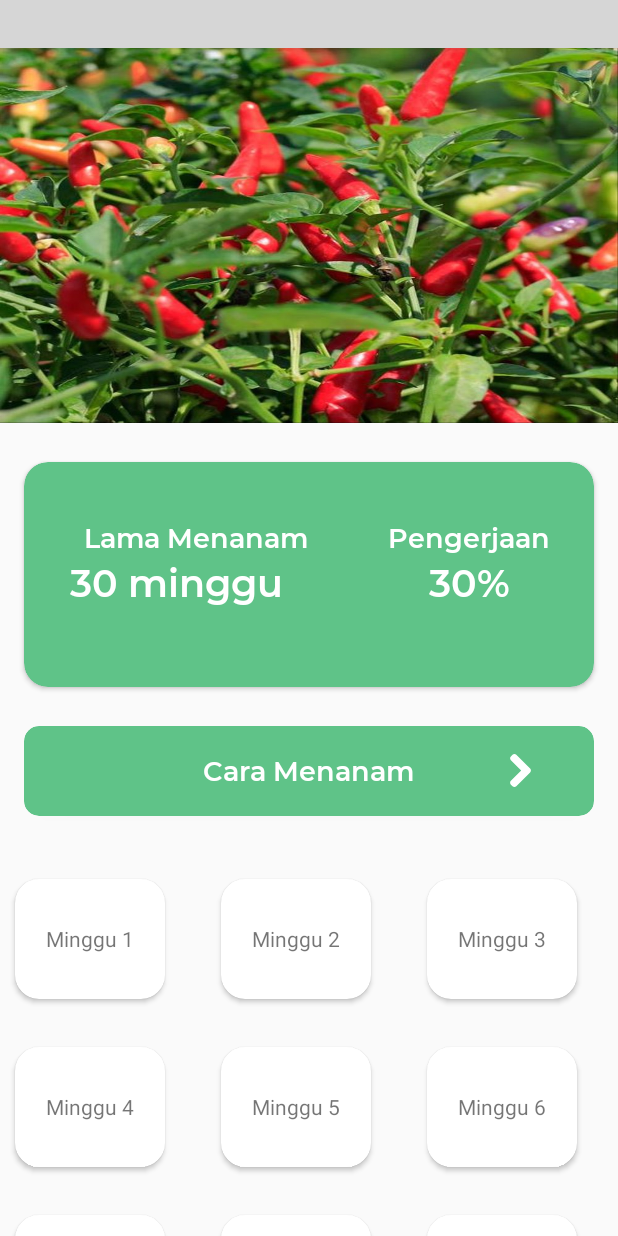
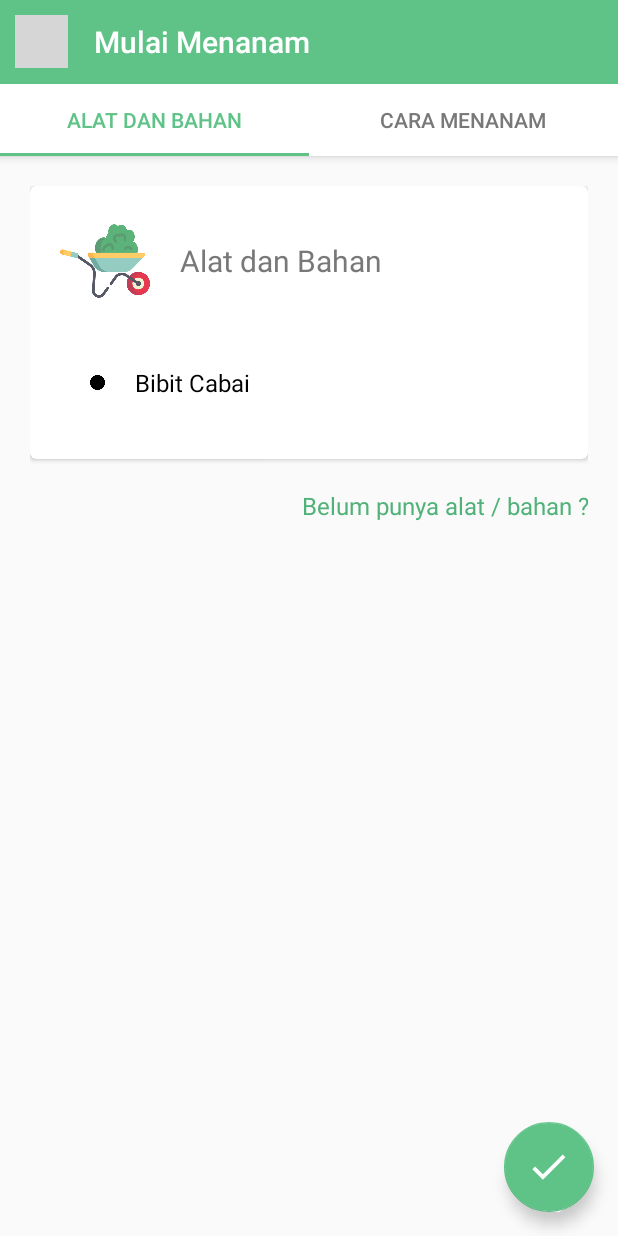
Before and after one commit to imannrhman/Plantie, an Android app: the DetailTanaman screen opened directly, with no data from a screen before it, after a tap on "Cara Menanam", on a phone screen of 412 x 824 dp. Run offline under Robolectric (Android 15) with nearby library versions, the phone set to English and light mode, and no system bars; libraries missing offline, so code that uses them is left out: com.github.florent37.awesomebar; plain views replace AwesomeBar; 7 statements that could not run were skipped; grey boxes are pictures that could not be loaded.

Commit message:
commit again

```diff
--- a/app/src/main/java/com/codates/plantie/view/DetailTanaman.java
+++ b/app/src/main/java/com/codates/plantie/view/DetailTanaman.java
@@ -14,6 +14,7 @@ import androidx.recyclerview.widget.RecyclerView;
 import com.codates.plantie.R;
 import com.codates.plantie.Tanaman;
 import com.codates.plantie.adapter.MingguAdapter;
+import com.codates.plantie.view_menanam.MenanamActivity;
 import com.github.florent37.awesomebar.AwesomeBar;
 
 public class DetailTanaman extends AppCompatActivity {
@@ -36,7 +37,8 @@ public class DetailTanaman extends AppCompatActivity {
         rlCaraMenanam.setOnClickListener(new View.OnClickListener() {
             @Override
             public void onClick(View v) {
-                Toast.makeText(getApplicationContext(),"Sudah di Click",Toast.LENGTH_SHORT).show();
+                Intent mulaiTanamIntent = new Intent(DetailTanaman.this, MenanamActivity.class);
+                startActivity(mulaiTanamIntent);
             }
         });
 
--- /dev/null
+++ b/app/src/main/java/com/codates/plantie/view_menanam/MenanamActivity.java
@@ -0,0 +1,42 @@
+package com.codates.plantie.view_menanam;
+
+import android.os.Bundle;
+
+import com.codates.plantie.R;
+import com.google.android.material.floatingactionbutton.FloatingActionButton;
+import com.google.android.material.snackbar.Snackbar;
+import com.google.android.material.tabs.TabLayout;
+
+import androidx.viewpager.widget.ViewPager;
+import androidx.appcompat.app.AppCompatActivity;
+
+import android.view.Menu;
+import android.view.MenuItem;
+import android.view.View;
+
+import com.codates.plantie.view_menanam.ui.main.SectionsPagerAdapter;
+
+public class MenanamActivity extends AppCompatActivity {
+
+    public static final String EXTRA_POSITION = "extra_position";
+
+    @Override
+    protected void onCreate(Bundle savedInstanceState) {
+        super.onCreate(savedInstanceState);
+        setContentView(R.layout.activity_menanam);
+        SectionsPagerAdapter sectionsPagerAdapter = new SectionsPagerAdapter(this, getSupportFragmentManager());
+        ViewPager viewPager = findViewById(R.id.view_pager);
+        viewPager.setAdapter(sectionsPagerAdapter);
+        TabLayout tabs = findViewById(R.id.tabs);
+        tabs.setupWithViewPager(viewPager);
+        FloatingActionButton fab = findViewById(R.id.btnchecklistTutorial);
+
+        fab.setOnClickListener(new View.OnClickListener() {
+            @Override
+            public void onClick(View view) {
+                Snackbar.make(view, "Replace with your own action", Snackbar.LENGTH_LONG)
+                        .setAction("Action", null).show();
+            }
+        });
+    }
+}
--- /dev/null
+++ b/app/src/main/java/com/codates/plantie/view_menanam/ui/main/PageViewModel.java
@@ -0,0 +1,26 @@
+package com.codates.plantie.view_menanam.ui.main;
+
+import androidx.arch.core.util.Function;
+import androidx.lifecycle.LiveData;
+import androidx.lifecycle.MutableLiveData;
+import androidx.lifecycle.Transformations;
+import androidx.lifecycle.ViewModel;
+
+public class PageViewModel extends ViewModel {
+
+    private MutableLiveData<Integer> mIndex = new MutableLiveData<>();
+    private LiveData<String> mText = Transformations.map(mIndex, new Function<Integer, String>() {
+        @Override
+        public String apply(Integer input) {
+            return "Hello world from section: " + input;
+        }
+    });
+
+    public void setIndex(int index) {
+        mIndex.setValue(index);
+    }
+
+    public LiveData<String> getText() {
+        return mText;
+    }
+}
--- /dev/null
+++ b/app/src/main/java/com/codates/plantie/view_menanam/ui/main/PlaceholderFragment.java
@@ -0,0 +1,59 @@
+package com.codates.plantie.view_menanam.ui.main;
+
+import android.os.Bundle;
+import android.view.LayoutInflater;
+import android.view.View;
+import android.view.ViewGroup;
+import android.widget.TextView;
+
+import androidx.annotation.Nullable;
+import androidx.annotation.NonNull;
+import androidx.fragment.app.Fragment;
+import androidx.lifecycle.Observer;
+import androidx.lifecycle.ViewModelProviders;
+
+import com.codates.plantie.R;
+
+/**
+ * A placeholder fragment containing a simple view.
+ */
+public class PlaceholderFragment extends Fragment {
+
+    private static final String ARG_SECTION_NUMBER = "section_number";
+
+    private PageViewModel pageViewModel;
+
+    public static PlaceholderFragment newInstance(int index) {
+        PlaceholderFragment fragment = new PlaceholderFragment();
+        Bundle bundle = new Bundle();
+        bundle.putInt(ARG_SECTION_NUMBER, index);
+        fragment.setArguments(bundle);
+        return fragment;
+    }
+
+    @Override
+    public void onCreate(Bundle savedInstanceState) {
+        super.onCreate(savedInstanceState);
+        pageViewModel = ViewModelProviders.of(this).get(PageViewModel.class);
+        int index = 1;
+        if (getArguments() != null) {
+            index = getArguments().getInt(ARG_SECTION_NUMBER);
+        }
+        pageViewModel.setIndex(index);
+    }
+
+    @Override
+    public View onCreateView(
+            @NonNull LayoutInflater inflater, ViewGroup container,
+            Bundle savedInstanceState) {
+        View root = inflater.inflate(R.layout.fragment_menanam, container, false);
+        final TextView textView = root.findViewById(R.id.section_label);
+        pageViewModel.getText().observe(this, new Observer<String>() {
+            @Override
+            public void onChanged(@Nullable String s) {
+//                textView.setText(s);
+            }
+        });
+        return root;
+    }
+}
--- /dev/null
+++ b/app/src/main/java/com/codates/plantie/view_menanam/ui/main/SectionsPagerAdapter.java
@@ -0,0 +1,46 @@
+package com.codates.plantie.view_menanam.ui.main;
+
+import android.content.Context;
+
+import androidx.annotation.Nullable;
+import androidx.annotation.StringRes;
+import androidx.fragment.app.Fragment;
+import androidx.fragment.app.FragmentManager;
+import androidx.fragment.app.FragmentPagerAdapter;
+
+import com.codates.plantie.R;
+
+/**
+ * A [FragmentPagerAdapter] that returns a fragment corresponding to
+ * one of the sections/tabs/pages.
+ */
+public class SectionsPagerAdapter extends FragmentPagerAdapter {
+
+    @StringRes
+    private static final int[] TAB_TITLES = new int[]{R.string.tab_text_1, R.string.tab_text_2};
+    private final Context mContext;
+
+    public SectionsPagerAdapter(Context context, FragmentManager fm) {
+        super(fm);
+        mContext = context;
+    }
+
+    @Override
+    public Fragment getItem(int position) {
+        // getItem is called to instantiate the fragment for the given page.
+        // Return a PlaceholderFragment (defined as a static inner class below).
+        return PlaceholderFragment.newInstance(position + 1);
+    }
+
+    @Nullable
+    @Override
+    public CharSequence getPageTitle(int position) {
+        return mContext.getResources().getString(TAB_TITLES[position]);
+    }
+
+    @Override
+    public int getCount() {
+        // Show 2 total pages.
+        return 2;
+    }
+}
--- /dev/null
+++ b/app/src/main/res/layout/activity_menanam.xml
@@ -0,0 +1,68 @@
+<?xml version="1.0" encoding="utf-8"?>
+<androidx.coordinatorlayout.widget.CoordinatorLayout xmlns:android="http://schemas.android.com/apk/res/android"
+    xmlns:app="http://schemas.android.com/apk/res-auto"
+    xmlns:tools="http://schemas.android.com/tools"
+    android:layout_width="match_parent"
+    android:layout_height="match_parent"
+    tools:context=".view_menanam.MenanamActivity">
+
+    <com.google.android.material.appbar.AppBarLayout
+        android:layout_width="match_parent"
+        android:layout_height="wrap_content"
+        android:theme="@style/AppTheme.AppBarOverlay">
+
+        <LinearLayout
+            android:layout_width="match_parent"
+            android:layout_height="wrap_content"
+            android:orientation="horizontal">
+
+            <ImageView
+                android:id="@+id/arrowBack"
+                android:layout_width="35dp"
+                android:layout_height="35dp"
+                android:layout_gravity="center_vertical"
+                android:layout_marginLeft="10dp"
+                android:src="@drawable/ic_arrow_left_black_24dp"/>
+
+            <TextView
+                android:id="@+id/title"
+                android:layout_width="wrap_content"
+                android:layout_height="wrap_content"
+                android:gravity="center"
+                android:layout_marginLeft="16dp"
+                android:minHeight="?actionBarSize"
+                android:padding="1dp"
+                android:textColor="#fff"
+                android:text="Mulai Menanam"
+                android:textAppearance="@style/TextAppearance.Widget.AppCompat.Toolbar.Title" />
+
+        </LinearLayout>
+
+        <com.google.android.material.tabs.TabLayout
+            android:id="@+id/tabs"
+            android:layout_width="match_parent"
+            android:layout_height="wrap_content"
+            app:tabTextColor="#787878"
+            app:tabSelectedTextColor="@color/colorPrimary"
+            android:background="#fff" />
+    </com.google.android.material.appbar.AppBarLayout>
+
+    <androidx.viewpager.widget.ViewPager
+        android:id="@+id/view_pager"
+        android:layout_width="match_parent"
+        android:layout_height="match_parent"
+        app:layout_behavior="@string/appbar_scrolling_view_behavior" />
+
+    <com.google.android.material.floatingactionbutton.FloatingActionButton
+        android:id="@+id/btnchecklistTutorial"
+        android:layout_width="wrap_content"
+        android:layout_height="wrap_content"
+        app:fabCustomSize="60dp"
+        app:maxImageSize="30dp"
+        android:padding="10dp"
+        app:fabSize="normal"
+        android:elevation="6dp"
+        android:layout_gravity="bottom|end"
+        android:layout_margin="@dimen/fab_margin"
+        android:src="@drawable/ic_check_black_24dp"/>
+</androidx.coordinatorlayout.widget.CoordinatorLayout>
--- /dev/null
+++ b/app/src/main/res/layout/fragment_menanam.xml
@@ -0,0 +1,121 @@
+<?xml version="1.0" encoding="utf-8"?>
+<ScrollView
+    xmlns:android="http://schemas.android.com/apk/res/android"
+    xmlns:app="http://schemas.android.com/apk/res-auto"
+    xmlns:tools="http://schemas.android.com/tools"
+    android:layout_width="match_parent"
+    android:layout_height="match_parent"
+    tools:context=".view_menanam.ui.main.PlaceholderFragment">
+
+    <androidx.constraintlayout.widget.ConstraintLayout
+        android:id="@+id/constraintLayout"
+        android:layout_width="match_parent"
+        android:layout_height="match_parent"
+        android:padding="20dp">
+
+        <androidx.cardview.widget.CardView
+            android:id="@+id/card_alat"
+            android:layout_width="match_parent"
+            android:layout_height="wrap_content"
+            app:layout_constraintTop_toTopOf="parent"
+            app:layout_constraintLeft_toLeftOf="parent"
+            app:layout_constraintRight_toRightOf="parent"
+            app:cardCornerRadius="4dp">
+
+            <LinearLayout
+                android:layout_width="match_parent"
+                android:layout_height="wrap_content"
+                android:orientation="vertical">
+
+                <RelativeLayout
+                    android:layout_width="match_parent"
+                    android:layout_height="100dp">
+
+                    <ImageView
+                        android:id="@+id/img_alat"
+                        android:layout_width="60dp"
+                        android:layout_height="60dp"
+                        android:src="@drawable/ic_wheelbarrow"
+                        android:layout_alignParentStart="true"
+                        android:layout_alignParentLeft="true"
+                        android:layout_alignParentTop="true"
+                        android:layout_alignParentBottom="true"
+                        android:layout_centerVertical="true"
+                        android:layout_margin="20dp"/>
+
+                    <TextView
+                        android:id="@+id/textview_alat"
+                        android:layout_width="wrap_content"
+                        android:layout_height="wrap_content"
+                        android:text="Alat dan Bahan"
+                        android:textColor="#787878"
+                        android:textSize="20sp"
+                        android:layout_alignParentRight="true"
+                        android:layout_centerVertical="true"
+                        android:layout_toRightOf="@id/img_alat"/>
+
+                </RelativeLayout>
+
+                <LinearLayout
+                    android:layout_width="match_parent"
+                    android:layout_height="wrap_content"
+                    android:orientation="vertical"
+                    android:padding="20dp">
+
+                    <RelativeLayout
+                        android:layout_width="match_parent"
+                        android:layout_height="wrap_content"
+                        android:layout_marginBottom="20dp"
+                        android:layout_marginHorizontal="20dp">
+
+                        <ImageView
+                            android:id="@+id/ellipse"
+                            android:layout_width="10dp"
+                            android:layout_height="10dp"
+                            android:src="@drawable/ic_ellipse"
+                            android:layout_alignParentStart="true"
+                            android:layout_alignParentTop="true"
+                            android:layout_alignParentBottom="true"
+                            android:layout_alignParentLeft="true"
+                            android:layout_centerVertical="true"/>
+
+                        <TextView
+                            android:id="@+id/text_detail_alat"
+                            android:layout_width="wrap_content"
+                            android:layout_height="wrap_content"
+                            android:text="Bibit Cabai"
+                            android:textColor="#000"
+                            android:textSize="16sp"
+                            android:layout_toRightOf="@+id/ellipse"
+                            android:layout_alignParentTop="true"
+                            android:layout_alignParentBottom="true"
+                            android:layout_alignParentRight="true"
+                            android:layout_marginLeft="20dp"/>
+
+                    </RelativeLayout>
+
+                </LinearLayout>
+
+            </LinearLayout>
+
+        </androidx.cardview.widget.CardView>
+
+        <RelativeLayout
+            android:layout_width="match_parent"
+            android:layout_height="match_parent"
+            app:layout_constraintTop_toBottomOf="@id/card_alat"
+            app:layout_constraintLeft_toLeftOf="parent"
+            app:layout_constraintRight_toRightOf="parent"
+            android:layout_marginTop="20dp">
+            <TextView
+                android:layout_width="match_parent"
+                android:layout_height="match_parent"
+                android:text="Belum punya alat / bahan ?"
+                android:textColor="#50B278"
+                android:textSize="16sp"
+                android:textAlignment="textEnd"/>
+        </RelativeLayout>
+
+    </androidx.constraintlayout.widget.ConstraintLayout>
+
+</ScrollView>
--- a/app/src/main/res/values/strings.xml
+++ b/app/src/main/res/values/strings.xml
@@ -16,6 +16,7 @@
     <string name="drawer_open">Open navigation drawer</string>
     <string name="drawer_close">Close navigation drawer</string>
     <string name="title_activity_laporan">Laporan</string>
-    <string name="tab_text_1">Tab 1</string>
-    <string name="tab_text_2">Tab 2</string>
+    <string name="tab_text_1">Alat dan Bahan</string>
+    <string name="tab_text_2">Cara Menanam</string>
+    <string name="title_activity_menanam">MenanamActivity</string>
 </resources>
```
Also changed, not shown: app/src/main/AndroidManifest.xml (+6 -2 lines), app/src/main/res/drawable/ic_ellipse.png (added), app/src/main/res/drawable/ic_flower_pot.png (added), app/src/main/res/drawable/ic_wheelbarrow.png (added).
